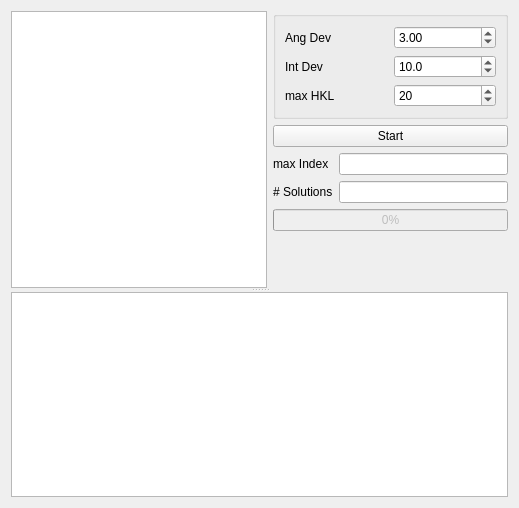
Qt form ui/Indexdisplay.ui (jonasstein/clip) before a commit.
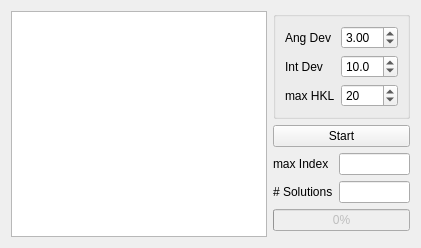
The same form after that commit. Icons and pictures are not drawn.

Patch:
```diff
--- a/ui/Indexdisplay.ui
+++ b/ui/Indexdisplay.ui
@@ -6,8 +6,8 @@
    <rect>
     <x>0</x>
     <y>0</y>
-    <width>519</width>
-    <height>508</height>
+    <width>396</width>
+    <height>224</height>
    </rect>
   </property>
   <property name="windowTitle">
@@ -17,13 +17,6 @@
    <iconset resource="../resources/resources.qrc">
     <normaloff>:/icons/icons/Index.png</normaloff>:/icons/icons/Index.png</iconset>
   </property>
-  <layout class="QGridLayout" name="gridLayout_3">
-   <item row="0" column="0">
-    <widget class="QSplitter" name="splitter">
-     <property name="orientation">
-      <enum>Qt::Vertical</enum>
-     </property>
-     <widget class="QWidget" name="layoutWidget">
       <layout class="QGridLayout" name="gridLayout_2">
        <item row="0" column="0" rowspan="6">
         <widget class="QTableView" name="SolutionSelector">
@@ -132,29 +125,6 @@
          </property>
         </widget>
        </item>
-       <item row="5" column="1" colspan="2">
-        <spacer name="verticalSpacer">
-         <property name="orientation">
-          <enum>Qt::Vertical</enum>
-         </property>
-         <property name="sizeHint" stdset="0">
-          <size>
-           <width>20</width>
-           <height>40</height>
-          </size>
-         </property>
-        </spacer>
-       </item>
-       <item row="4" column="1" colspan="2">
-        <widget class="QProgressBar" name="progress">
-         <property name="enabled">
-          <bool>false</bool>
-         </property>
-         <property name="value">
-          <number>0</number>
-         </property>
-        </widget>
-       </item>
        <item row="2" column="1">
         <widget class="QLabel" name="label_4">
          <property name="text">
@@ -192,96 +162,28 @@
          </property>
         </widget>
        </item>
-      </layout>
-     </widget>
-     <widget class="QTableView" name="markerDisplay">
-      <property name="palette">
-       <palette>
-        <active>
-         <colorrole role="Highlight">
-          <brush brushstyle="SolidPattern">
-           <color alpha="255">
-            <red>51</red>
-            <green>153</green>
-            <blue>255</blue>
-           </color>
-          </brush>
-         </colorrole>
-         <colorrole role="HighlightedText">
-          <brush brushstyle="SolidPattern">
-           <color alpha="255">
-            <red>255</red>
-            <green>255</green>
-            <blue>255</blue>
-           </color>
-          </brush>
-         </colorrole>
-        </active>
-        <inactive>
-         <colorrole role="Highlight">
-          <brush brushstyle="SolidPattern">
-           <color alpha="255">
-            <red>51</red>
-            <green>153</green>
-            <blue>255</blue>
-           </color>
-          </brush>
-         </colorrole>
-         <colorrole role="HighlightedText">
-          <brush brushstyle="SolidPattern">
-           <color alpha="255">
-            <red>255</red>
-            <green>255</green>
-            <blue>255</blue>
-           </color>
-          </brush>
-         </colorrole>
-        </inactive>
-        <disabled>
-         <colorrole role="Highlight">
-          <brush brushstyle="SolidPattern">
-           <color alpha="255">
-            <red>51</red>
-            <green>153</green>
-            <blue>255</blue>
-           </color>
-          </brush>
-         </colorrole>
-         <colorrole role="HighlightedText">
-          <brush brushstyle="SolidPattern">
-           <color alpha="255">
-            <red>255</red>
-            <green>255</green>
-            <blue>255</blue>
-           </color>
-          </brush>
-         </colorrole>
-        </disabled>
-       </palette>
-      </property>
-      <property name="editTriggers">
-       <set>QAbstractItemView::NoEditTriggers</set>
-      </property>
-      <property name="alternatingRowColors">
-       <bool>true</bool>
-      </property>
-      <property name="selectionMode">
-       <enum>QAbstractItemView::SingleSelection</enum>
-      </property>
-      <property name="selectionBehavior">
-       <enum>QAbstractItemView::SelectRows</enum>
-      </property>
-      <property name="sortingEnabled">
-       <bool>true</bool>
-      </property>
-      <attribute name="horizontalHeaderMinimumSectionSize">
-       <number>10</number>
-      </attribute>
-      <attribute name="verticalHeaderVisible">
+   <item row="4" column="1" colspan="2">
+    <widget class="QProgressBar" name="progress">
+     <property name="enabled">
        <bool>false</bool>
-      </attribute>
-     </widget>
-    </widget>
+     </property>
+     <property name="value">
+      <number>0</number>
+     </property>
+    </widget>
+   </item>
+   <item row="5" column="1">
+    <spacer name="verticalSpacer">
+     <property name="orientation">
+      <enum>Qt::Vertical</enum>
+     </property>
+     <property name="sizeHint" stdset="0">
+      <size>
+       <width>20</width>
+       <height>75</height>
+      </size>
+     </property>
+    </spacer>
    </item>
   </layout>
  </widget>
```
Left out of the diff: 33 changed lines with no effect on the pictures. Lines whose indentation alone changed are shown as unchanged.
